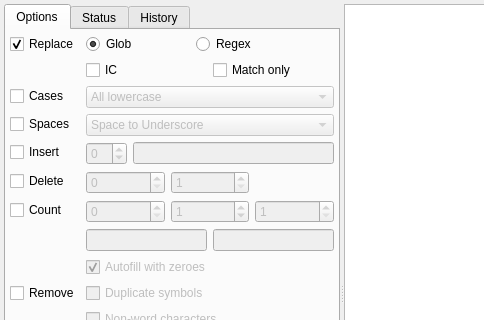
The window that gui/filebrowser/demimove.ui (gmdfalk/60-days-of-python) describes before a commit, drawn with Qt 5; both pictures show x 0 to 484 and y 0 to 320 of the 875 by 607 pixel window.
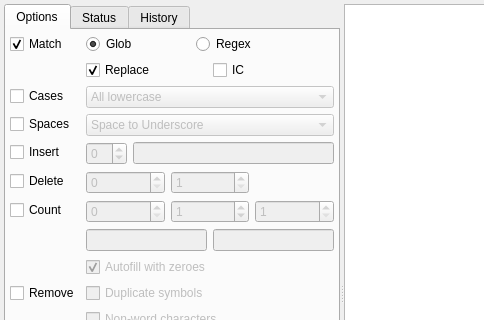
The same window after the commit.

Commit message: refactoring replace -> match

```diff
--- a/gui/filebrowser/demimove.ui
+++ b/gui/filebrowser/demimove.ui
@@ -51,7 +51,7 @@
              <item row="0" column="0">
               <widget class="QCheckBox" name="replacecheck">
                <property name="text">
-                <string>Replace</string>
+                <string>Match</string>
                </property>
                <property name="checked">
                 <bool>true</bool>
@@ -88,7 +88,20 @@
              <item row="1" column="1">
               <layout class="QHBoxLayout" name="replacechecks">
                <item>
-                <widget class="QCheckBox" name="replacecase">
+                <widget class="QCheckBox" name="matchreplace">
+                 <property name="toolTip">
+                  <string>&lt;html&gt;&lt;head/&gt;&lt;body&gt;&lt;p&gt;Only use the matching pattern, not the replacement pattern.&lt;/p&gt;&lt;/body&gt;&lt;/html&gt;</string>
+                 </property>
+                 <property name="text">
+                  <string>Replace</string>
+                 </property>
+                 <property name="checked">
+                  <bool>true</bool>
+                 </property>
+                </widget>
+               </item>
+               <item>
+                <widget class="QCheckBox" name="matchignorecase">
                  <property name="enabled">
                   <bool>true</bool>
                  </property>
@@ -100,16 +113,6 @@
                  </property>
                 </widget>
                </item>
-               <item>
-                <widget class="QCheckBox" name="replacematchonly">
-                 <property name="toolTip">
-                  <string>&lt;html&gt;&lt;head/&gt;&lt;body&gt;&lt;p&gt;Only use the matching pattern, not the replacement pattern.&lt;/p&gt;&lt;/body&gt;&lt;/html&gt;</string>
-                 </property>
-                 <property name="text">
-                  <string>Match only</string>
-                 </property>
-                </widget>
-               </item>
               </layout>
              </item>
              <item row="2" column="0">
```
Left out of the diff: 40 changed lines with no effect on the pictures. The commit also changes 2 other files.
